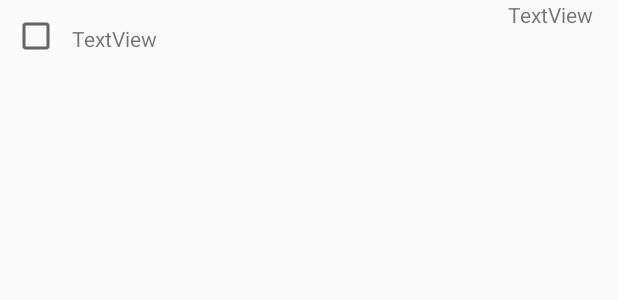
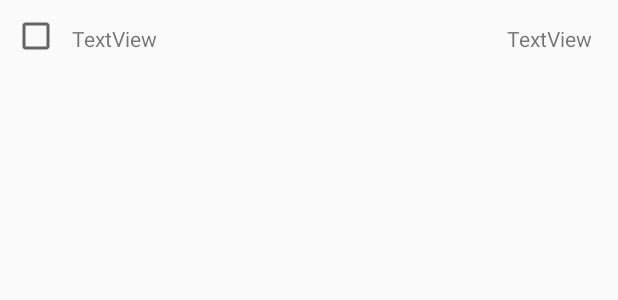
Before and after one commit to Tuxzombie/MiniProjekt1_Indkoebsliste1, an Android app: the layout item_indkoebsliste.xml on its own in the app's theme, with its tools: preview values and no code run, on a phone screen of 412 x 824 dp. Shown: the top 300 px of the screen. Run offline under Robolectric (Android 15) with nearby library versions, the phone set to English and light mode, and no system bars.

Commit message:
En masse lårt

```diff
--- a/app/src/main/java/com/example/tuxzo/miniprojekt1_indkoebsliste/Indkoebsliste.java
+++ b/app/src/main/java/com/example/tuxzo/miniprojekt1_indkoebsliste/Indkoebsliste.java
@@ -12,7 +12,7 @@ public class Indkoebsliste {
 
     public Indkoebsliste(String butik) {
         this.butik = butik;
-        // vareListe = new ArrayList<Vare>();
+        vareListe = new ArrayList<String>();
     }
 
     public String getButik() {
@@ -31,4 +31,6 @@ public class Indkoebsliste {
         vareListe.add(v);
     }
 
+    public String getVare(int position) { return vareListe.get(position); }
+
 }
--- a/app/src/main/res/layout/item_indkoebsliste.xml
+++ b/app/src/main/res/layout/item_indkoebsliste.xml
@@ -6,17 +6,17 @@
     android:layout_height="match_parent">
 
     <TextView
-        android:id="@+id/tvButik"
+        android:id="@+id/tvVare"
         android:layout_width="wrap_content"
         android:layout_height="wrap_content"
         android:text="TextView"
         app:layout_constraintTop_toTopOf="parent"
         android:layout_marginTop="16dp"
-        app:layout_constraintLeft_toRightOf="@+id/checkBox2"
+        app:layout_constraintLeft_toRightOf="@+id/cbErKoebt"
         android:layout_marginLeft="8dp" />
 
     <CheckBox
-        android:id="@+id/checkBox2"
+        android:id="@+id/cbErKoebt"
         android:layout_width="wrap_content"
         android:layout_height="wrap_content"
         android:layout_marginLeft="8dp"
@@ -29,11 +29,12 @@
         android:layout_width="wrap_content"
         android:layout_height="wrap_content"
         android:text="TextView"
-        tools:layout_editor_absoluteY="16dp"
-        app:layout_constraintLeft_toRightOf="@+id/tvButik"
+        app:layout_constraintLeft_toRightOf="@+id/tvVare"
         android:layout_marginLeft="8dp"
         android:layout_marginRight="8dp"
         app:layout_constraintRight_toRightOf="parent"
-        app:layout_constraintHorizontal_bias="0.962" />
+        app:layout_constraintHorizontal_bias="0.96"
+        app:layout_constraintTop_toTopOf="parent"
+        android:layout_marginTop="16dp" />
 
 </android.support.constraint.ConstraintLayout>
--- /dev/null
+++ b/app/src/main/res/menu/popup_indkoebsliste.xml
@@ -0,0 +1,6 @@
+<?xml version="1.0" encoding="utf-8"?>
+<menu xmlns:android="http://schemas.android.com/apk/res/android">
+    <item
+        android:id="@+id/action_sletVareIIndkoebliste"
+        android:title="Slet" />
+</menu>
```
Also changed, not shown: app/src/main/java/com/example/tuxzo/miniprojekt1_indkoebsliste/InkoebslisteActivity.java (+73 -24 lines), app/src/main/res/layout/activity_inkoebsliste.xml (+10 -4 lines), app/src/main/res/menu/toolbar_indkoebsliste.xml (+12 -2 lines).
